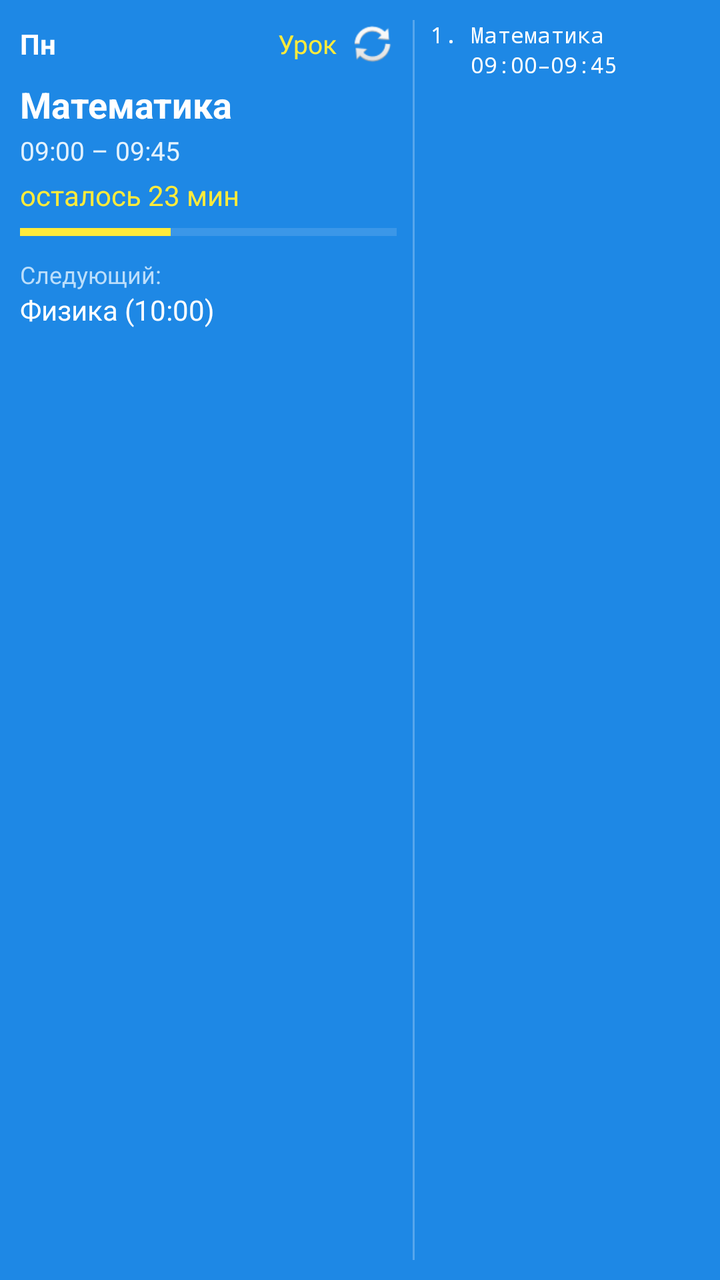
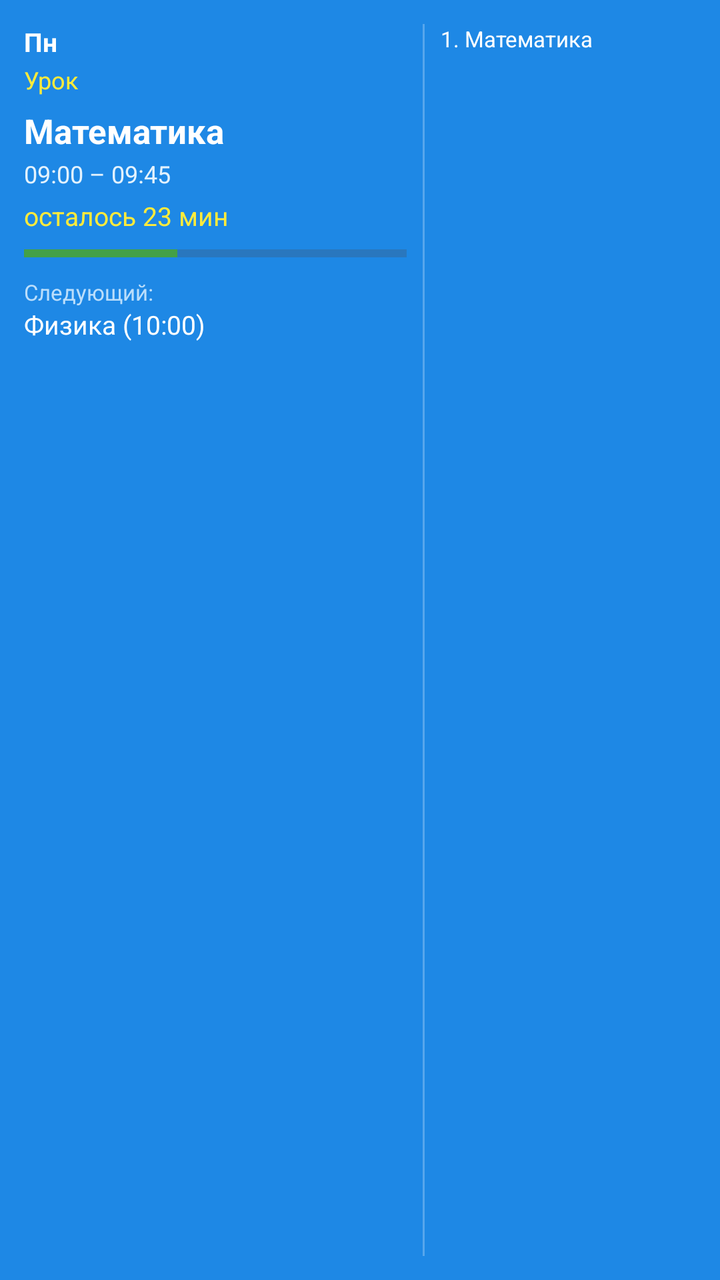

Screens rendered from an Android XML layout before and after an edit, with the pre-edit source and the edit as a unified diff.
<!-- AndroidManifest.xml: application theme Theme.ScheduleWidget -->
<!-- res/layout/widget_schedule.xml -->
<?xml version="1.0" encoding="utf-8"?>
<LinearLayout xmlns:android="http://schemas.android.com/apk/res/android"
    android:id="@+id/widget_root"
    android:layout_width="match_parent"
    android:layout_height="match_parent"
    android:orientation="horizontal"
    android:padding="10dp"
    android:background="#1E88E5">

    
    <LinearLayout
        android:layout_width="0dp"
        android:layout_height="match_parent"
        android:layout_weight="1.4"
        android:orientation="vertical">

        <LinearLayout
            android:layout_width="match_parent"
            android:layout_height="wrap_content"
            android:orientation="horizontal"
            android:gravity="center_vertical">

            <TextView
                android:id="@+id/tv_day"
                android:layout_width="wrap_content"
                android:layout_height="wrap_content"
                android:text="Пн"
                android:textSize="14sp"
                android:textStyle="bold"
                android:textColor="#FFFFFF" />

            <TextView
                android:id="@+id/tv_status"
                android:layout_width="0dp"
                android:layout_height="wrap_content"
                android:layout_weight="1"
                android:gravity="end"
                android:text="Урок"
                android:textSize="13sp"
                android:textColor="#FFEB3B" />

            <ImageView
                android:id="@+id/btn_refresh"
                android:layout_width="24dp"
                android:layout_height="24dp"
                android:src="@android:drawable/ic_popup_sync"
                android:layout_marginStart="6dp"
                android:contentDescription="Обновить" />
        </LinearLayout>

        <TextView
            android:id="@+id/tv_current_name"
            android:layout_width="match_parent"
            android:layout_height="wrap_content"
            android:text="Математика"
            android:textSize="18sp"
            android:textStyle="bold"
            android:textColor="#FFFFFF"
            android:layout_marginTop="6dp"
            android:maxLines="2"
            android:ellipsize="end" />

        <TextView
            android:id="@+id/tv_current_time"
            android:layout_width="match_parent"
            android:layout_height="wrap_content"
            android:text="09:00 – 09:45"
            android:textSize="13sp"
            android:textColor="#E3F2FD"
            android:layout_marginTop="2dp" />

        <TextView
            android:id="@+id/tv_remaining"
            android:layout_width="match_parent"
            android:layout_height="wrap_content"
            android:text="осталось 23 мин"
            android:textSize="14sp"
            android:textColor="#FFEB3B"
            android:layout_marginTop="4dp" />

        <ProgressBar
            android:id="@+id/progress_bar"
            style="?android:attr/progressBarStyleHorizontal"
            android:layout_width="match_parent"
            android:layout_height="6dp"
            android:layout_marginTop="6dp"
            android:max="100"
            android:progress="40"
            android:progressTint="#FFEB3B"
            android:progressBackgroundTint="#80FFFFFF" />

        <LinearLayout
            android:id="@+id/next_container"
            android:layout_width="match_parent"
            android:layout_height="wrap_content"
            android:orientation="vertical"
            android:layout_marginTop="10dp">

            <TextView
                android:id="@+id/tv_next_label"
                android:layout_width="match_parent"
                android:layout_height="wrap_content"
                android:text="Следующий:"
                android:textSize="12sp"
                android:textColor="#BBDEFB" />

            <TextView
                android:id="@+id/tv_next_name"
                android:layout_width="match_parent"
                android:layout_height="wrap_content"
                android:text="Физика (10:00)"
                android:textSize="14sp"
                android:textColor="#FFFFFF"
                android:maxLines="1"
                android:ellipsize="end" />
        </LinearLayout>
    </LinearLayout>

    
    <View
        android:layout_width="1dp"
        android:layout_height="match_parent"
        android:background="#40FFFFFF"
        android:layout_marginHorizontal="8dp" />

    
    <TextView
        android:id="@+id/tv_side_list"
        android:layout_width="0dp"
        android:layout_height="match_parent"
        android:layout_weight="1"
        android:text="1. Математика\n   09:00–09:45"
        android:textSize="11sp"
        android:textColor="#FFFFFF"
        android:lineSpacingExtra="2dp"
        android:gravity="top"
        android:fontFamily="monospace" />

</LinearLayout>
<!-- resources referenced by this layout -->
<resources>
  <style name="Theme.ScheduleWidget" parent="Theme.Material3.Light.NoActionBar">
          <item name="colorPrimary">#1E88E5</item>
          <item name="colorPrimaryContainer">#BBDEFB</item>
          <item name="colorOnPrimary">#FFFFFF</item>
          <item name="colorSecondary">#43A047</item>
          <item name="android:statusBarColor">#1565C0</item>
      </style>
</resources>

<!-- the commit's change to res/layout/widget_schedule.xml (unified diff, before → after) -->
@@ -4,56 +4,40 @@
     android:layout_width="match_parent"
     android:layout_height="match_parent"
     android:orientation="horizontal"
-    android:padding="10dp"
+    android:padding="12dp"
     android:background="#1E88E5">
 
     
     <LinearLayout
         android:layout_width="0dp"
         android:layout_height="match_parent"
-        android:layout_weight="1.4"
+        android:layout_weight="3"
         android:orientation="vertical">
 
-        <LinearLayout
+        <TextView
+            android:id="@+id/tv_day"
+            android:layout_width="wrap_content"
+            android:layout_height="wrap_content"
+            android:text="Пн"
+            android:textSize="13sp"
+            android:textStyle="bold"
+            android:textColor="#FFFFFF" />
+
+        <TextView
+            android:id="@+id/tv_status"
             android:layout_width="match_parent"
             android:layout_height="wrap_content"
-            android:orientation="horizontal"
-            android:gravity="center_vertical">
-
-            <TextView
-                android:id="@+id/tv_day"
-                android:layout_width="wrap_content"
-                android:layout_height="wrap_content"
-                android:text="Пн"
-                android:textSize="14sp"
-                android:textStyle="bold"
-                android:textColor="#FFFFFF" />
-
-            <TextView
-                android:id="@+id/tv_status"
-                android:layout_width="0dp"
-                android:layout_height="wrap_content"
-                android:layout_weight="1"
-                android:gravity="end"
-                android:text="Урок"
-                android:textSize="13sp"
-                android:textColor="#FFEB3B" />
-
-            <ImageView
-                android:id="@+id/btn_refresh"
-                android:layout_width="24dp"
-                android:layout_height="24dp"
-                android:src="@android:drawable/ic_popup_sync"
-                android:layout_marginStart="6dp"
-                android:contentDescription="Обновить" />
-        </LinearLayout>
+            android:text="Урок"
+            android:textSize="12sp"
+            android:textColor="#FFEB3B"
+            android:layout_marginTop="2dp" />
 
         <TextView
             android:id="@+id/tv_current_name"
             android:layout_width="match_parent"
             android:layout_height="wrap_content"
             android:text="Математика"
-            android:textSize="18sp"
+            android:textSize="17sp"
             android:textStyle="bold"
             android:textColor="#FFFFFF"
             android:layout_marginTop="6dp"
@@ -65,7 +49,7 @@
             android:layout_width="match_parent"
             android:layout_height="wrap_content"
             android:text="09:00 – 09:45"
-            android:textSize="13sp"
+            android:textSize="12sp"
             android:textColor="#E3F2FD"
             android:layout_marginTop="2dp" />
 
@@ -74,7 +58,7 @@
             android:layout_width="match_parent"
             android:layout_height="wrap_content"
             android:text="осталось 23 мин"
-            android:textSize="14sp"
+            android:textSize="13sp"
             android:textColor="#FFEB3B"
             android:layout_marginTop="4dp" />
 
@@ -82,58 +66,50 @@
             android:id="@+id/progress_bar"
             style="?android:attr/progressBarStyleHorizontal"
             android:layout_width="match_parent"
-            android:layout_height="6dp"
+            android:layout_height="8dp"
             android:layout_marginTop="6dp"
             android:max="100"
             android:progress="40"
-            android:progressTint="#FFEB3B"
-            android:progressBackgroundTint="#80FFFFFF" />
+            android:indeterminate="false" />
 
-        <LinearLayout
-            android:id="@+id/next_container"
+        <TextView
+            android:id="@+id/tv_next_label"
             android:layout_width="match_parent"
             android:layout_height="wrap_content"
-            android:orientation="vertical"
-            android:layout_marginTop="10dp">
+            android:text="Следующий:"
+            android:textSize="11sp"
+            android:textColor="#BBDEFB"
+            android:layout_marginTop="8dp" />
 
-            <TextView
-                android:id="@+id/tv_next_label"
-                android:layout_width="match_parent"
-                android:layout_height="wrap_content"
-                android:text="Следующий:"
-                android:textSize="12sp"
-                android:textColor="#BBDEFB" />
+        <TextView
+            android:id="@+id/tv_next_name"
+            android:layout_width="match_parent"
+            android:layout_height="wrap_content"
+            android:text="Физика (10:00)"
+            android:textSize="13sp"
+            android:textColor="#FFFFFF"
+            android:maxLines="1"
+            android:ellipsize="end" />
 
-            <TextView
-                android:id="@+id/tv_next_name"
-                android:layout_width="match_parent"
-                android:layout_height="wrap_content"
-                android:text="Физика (10:00)"
-                android:textSize="14sp"
-                android:textColor="#FFFFFF"
-                android:maxLines="1"
-                android:ellipsize="end" />
-        </LinearLayout>
     </LinearLayout>
 
     
-    <View
+    <FrameLayout
         android:layout_width="1dp"
         android:layout_height="match_parent"
-        android:background="#40FFFFFF"
-        android:layout_marginHorizontal="8dp" />
+        android:layout_marginLeft="8dp"
+        android:layout_marginRight="8dp"
+        android:background="#40FFFFFF" />
 
     
     <TextView
         android:id="@+id/tv_side_list"
         android:layout_width="0dp"
         android:layout_height="match_parent"
-        android:layout_weight="1"
-        android:text="1. Математика\n   09:00–09:45"
+        android:layout_weight="2"
+        android:text="1. Математика"
         android:textSize="11sp"
         android:textColor="#FFFFFF"
-        android:lineSpacingExtra="2dp"
-        android:gravity="top"
-        android:fontFamily="monospace" />
+        android:gravity="top" />
 
 </LinearLayout>
